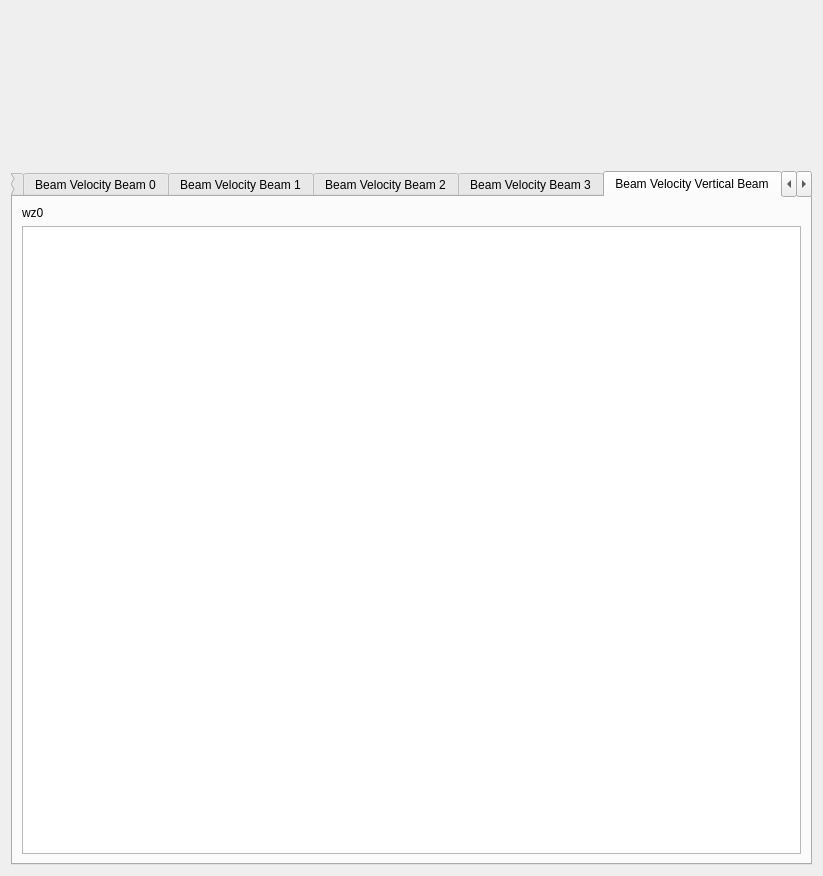
First picture: the form in Monitor_View/wavedata_view.ui, repository ricorx7/PyAutoWaves, before the edit.
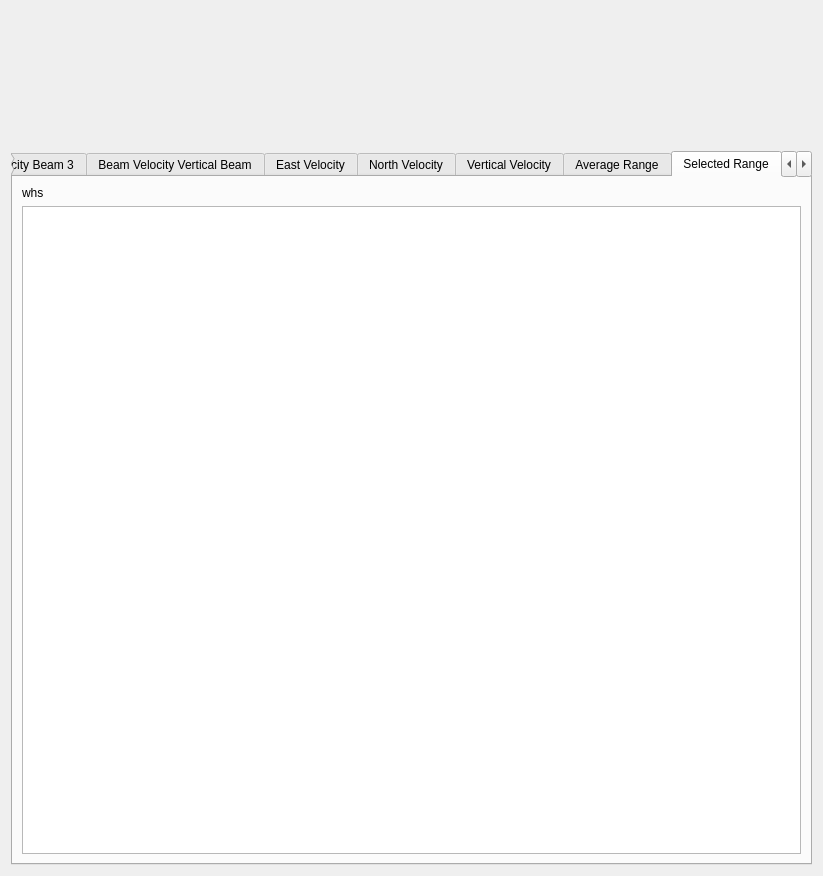
Second picture: the form after the edit.

Commit message: Added Height Source to parameters. Added tab for selected height source data

Patch:
```diff
--- a/Monitor_View/wavedata_view.ui
+++ b/Monitor_View/wavedata_view.ui
@@ -58,13 +58,6 @@
        </property>
       </widget>
      </item>
-     <item>
-      <widget class="QLabel" name="waveHeightSourceLabel">
-       <property name="text">
-        <string/>
-       </property>
-      </widget>
-     </item>
      <item>
       <widget class="QLabel" name="pressureSensorHeightLabel">
        <property name="text">
@@ -75,7 +68,7 @@
      <item>
       <widget class="QTabWidget" name="tabWidget">
        <property name="currentIndex">
-        <number>7</number>
+        <number>12</number>
        </property>
        <widget class="QWidget" name="TextTab">
         <attribute name="title">
@@ -280,6 +273,23 @@
          </item>
         </layout>
        </widget>
+       <widget class="QWidget" name="whsTab">
+        <attribute name="title">
+         <string>Selected Range</string>
+        </attribute>
+        <layout class="QVBoxLayout" name="verticalLayout_20">
+         <item>
+          <widget class="QLabel" name="label_17">
+           <property name="text">
+            <string>whs</string>
+           </property>
+          </widget>
+         </item>
+         <item>
+          <widget class="QTableWidget" name="whsTableWidget"/>
+         </item>
+        </layout>
+       </widget>
        <widget class="QWidget" name="wr0Tab">
         <attribute name="title">
          <string>Range</string>
```
The commit also changes 4 other files.
